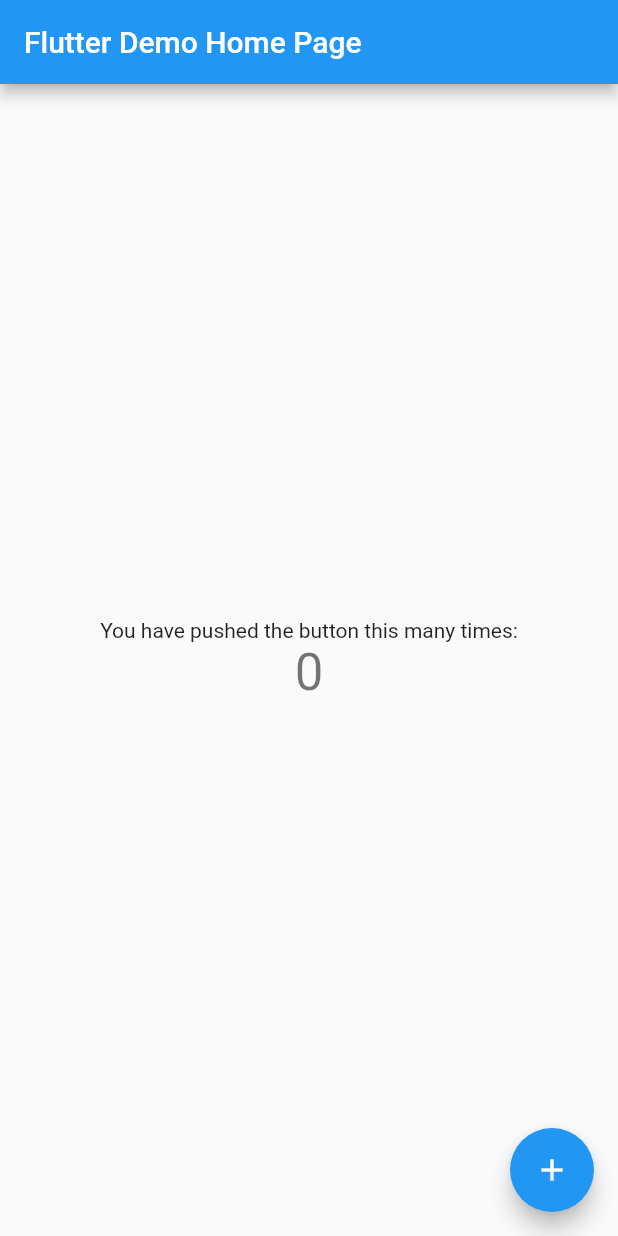
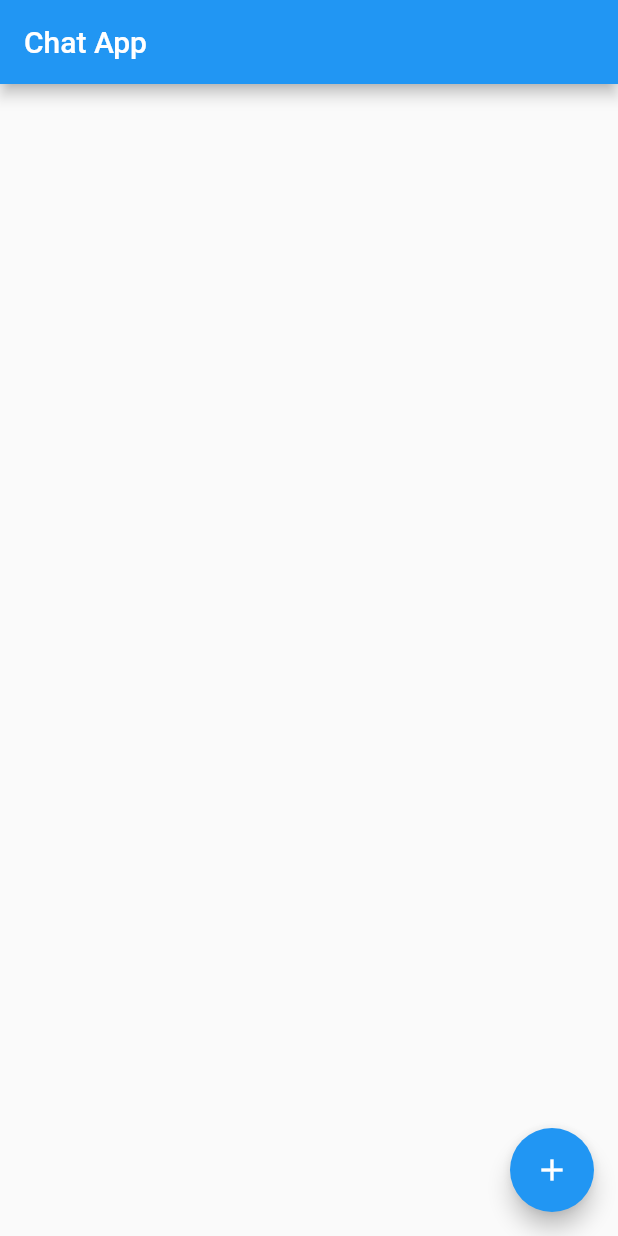
Before and after one commit to Mostalpha7/chatApp, a Flutter app: the screen it shows after launch, on a phone screen of 412 x 824 dp. Run offline on Flutter 3.47's test engine with Material 2 defaults, Android fonts, the phone set to English and light mode, and no system bars; missing offline and left inert: cloud_firestore_web, firebase_core_web; accounts and stored records are empty.

```diff
--- a/lib/main.dart
+++ b/lib/main.dart
@@ -1,3 +1,5 @@
+// import 'package:chatapp/screens/chat_screen.dart';
+import 'package:chatapp/screens/chat_screen.dart';
 import 'package:flutter/material.dart';
 
 void main() {
@@ -5,109 +7,24 @@ void main() {
 }
 
 class MyApp extends StatelessWidget {
-  // This widget is the root of your application.
   @override
   Widget build(BuildContext context) {
     return MaterialApp(
-      title: 'Flutter Demo',
+      title: 'ChatApp',
+      debugShowCheckedModeBanner: false,
       theme: ThemeData(
-        // This is the theme of your application.
-        //
-        // Try running your application with "flutter run". You'll see the
-        // application has a blue toolbar. Then, without quitting the app, try
-        // changing the primarySwatch below to Colors.green and then invoke
-        // "hot reload" (press "r" in the console where you ran "flutter run",
-        // or simply save your changes to "hot reload" in a Flutter IDE).
-        // Notice that the counter didn't reset back to zero; the application
-        // is not restarted.
         primarySwatch: Colors.blue,
       ),
-      home: MyHomePage(title: 'Flutter Demo Home Page'),
+      home: ChatScreen(),
     );
   }
 }
 
-class MyHomePage extends StatefulWidget {
-  MyHomePage({Key? key, required this.title}) : super(key: key);
-
-  // This widget is the home page of your application. It is stateful, meaning
-  // that it has a State object (defined below) that contains fields that affect
-  // how it looks.
-
-  // This class is the configuration for the state. It holds the values (in this
-  // case the title) provided by the parent (in this case the App widget) and
-  // used by the build method of the State. Fields in a Widget subclass are
-  // always marked "final".
-
-  final String title;
-
-  @override
-  _MyHomePageState createState() => _MyHomePageState();
-}
-
-class _MyHomePageState extends State<MyHomePage> {
-  int _counter = 0;
-
-  void _incrementCounter() {
-    setState(() {
-      // This call to setState tells the Flutter framework that something has
-      // changed in this State, which causes it to rerun the build method below
-      // so that the display can reflect the updated values. If we changed
-      // _counter without calling setState(), then the build method would not be
-      // called again, and so nothing would appear to happen.
-      _counter++;
-    });
-  }
+class Hello extends StatelessWidget {
+  const Hello({Key? key}) : super(key: key);
 
   @override
   Widget build(BuildContext context) {
-    // This method is rerun every time setState is called, for instance as done
-    // by the _incrementCounter method above.
-    //
-    // The Flutter framework has been optimized to make rerunning build methods
-    // fast, so that you can just rebuild anything that needs updating rather
-    // than having to individually change instances of widgets.
-    return Scaffold(
-      appBar: AppBar(
-        // Here we take the value from the MyHomePage object that was created by
-        // the App.build method, and use it to set our appbar title.
-        title: Text(widget.title),
-      ),
-      body: Center(
-        // Center is a layout widget. It takes a single child and positions it
-        // in the middle of the parent.
-        child: Column(
-          // Column is also a layout widget. It takes a list of children and
-          // arranges them vertically. By default, it sizes itself to fit its
-          // children horizontally, and tries to be as tall as its parent.
-          //
-          // Invoke "debug painting" (press "p" in the console, choose the
-          // "Toggle Debug Paint" action from the Flutter Inspector in Android
-          // Studio, or the "Toggle Debug Paint" command in Visual Studio Code)
-          // to see the wireframe for each widget.
-          //
-          // Column has various properties to control how it sizes itself and
-          // how it positions its children. Here we use mainAxisAlignment to
-          // center the children vertically; the main axis here is the vertical
-          // axis because Columns are vertical (the cross axis would be
-          // horizontal).
-          mainAxisAlignment: MainAxisAlignment.center,
-          children: <Widget>[
-            Text(
-              'You have pushed the button this many times:',
-            ),
-            Text(
-              '$_counter',
-              style: Theme.of(context).textTheme.headline4,
-            ),
-          ],
-        ),
-      ),
-      floatingActionButton: FloatingActionButton(
-        onPressed: _incrementCounter,
-        tooltip: 'Increment',
-        child: Icon(Icons.add),
-      ), // This trailing comma makes auto-formatting nicer for build methods.
-    );
+    return Container();
   }
 }
--- /dev/null
+++ b/lib/screens/chat_screen.dart
@@ -0,0 +1,35 @@
+// import 'package:cloud_firestore/cloud_firestore.dart';
+import 'package:flutter/material.dart';
+
+class ChatScreen extends StatefulWidget {
+  @override
+  _ChatScreenState createState() => _ChatScreenState();
+}
+
+class _ChatScreenState extends State<ChatScreen> {
+  @override
+  Widget build(BuildContext context) {
+    return Scaffold(
+      appBar: AppBar(
+        title: Text('Chat App'),
+      ),
+      floatingActionButton: FloatingActionButton(
+        onPressed: () {
+          // FirebaseFirestore.instance
+          //     .collection('chats/PbIXOOfk4I0HeDdsZ1q9/messages')
+          //     .snapshots()
+          //     .listen((event) {
+          //   print(event);
+          // });
+        },
+        child: Icon(Icons.add),
+      ),
+      body: ListView.builder(
+        itemBuilder: (context, index) {
+          return Container();
+        },
+        itemCount: 3,
+      ),
+    );
+  }
+}
--- a/pubspec.yaml
+++ b/pubspec.yaml
@@ -28,6 +28,8 @@ dependencies:
   # The following adds the Cupertino Icons font to your application.
   # Use with the CupertinoIcons class for iOS style icons.
   cupertino_icons: ^1.0.2
+  cloud_firestore: ^2.4.0
+  # cloud_firestore: ^2.4.0
 
 dev_dependencies:
   flutter_test:
```
Also changed, not shown: google-services.json (added, +39 -0 lines), lib/generated_plugin_registrant.dart (added, +17 -0 lines), lib/screens/auth_screen.dart (added), 7 other files.
